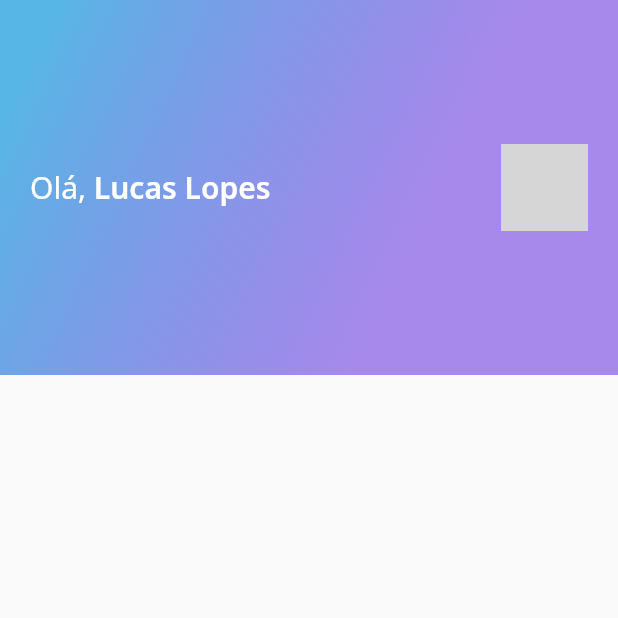
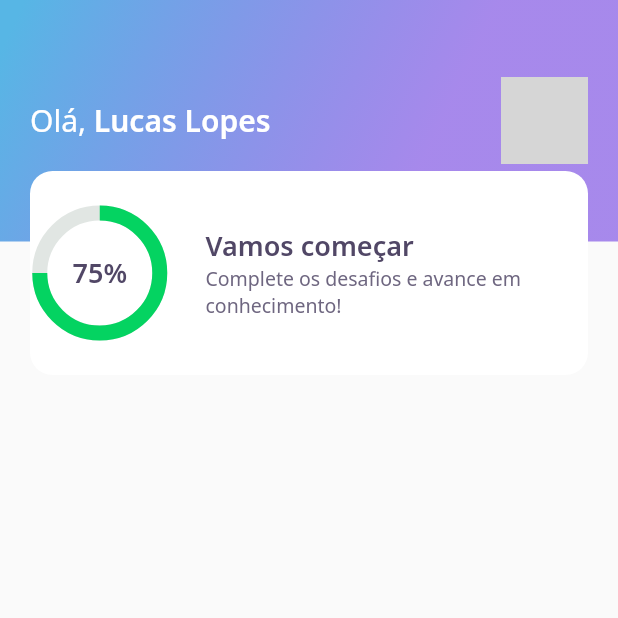
Before and after one commit to lucaslopesx/DevQuiz-Flutter-NLW5, a Flutter app: the screen it shows after launch, on a phone screen of 412 x 824 dp, the top half of it. Run offline on Flutter 3.47's test engine with Material 2 defaults, Android fonts, the phone set to English and light mode, and no system bars; our stand-ins replace google_fonts; network calls fail; grey boxes are pictures that could not be loaded.

Commit message:
COMMIT score_widget

```diff
--- a/devquiz/lib/home/widgets/appbar/app_bar_widgets.dart
+++ b/devquiz/lib/home/widgets/appbar/app_bar_widgets.dart
@@ -1,6 +1,7 @@
 import 'package:devquiz/core/app_gradients.dart';
 import 'package:devquiz/core/app_images.dart';
 import 'package:devquiz/core/app_text_styles.dart';
+import 'package:devquiz/home/widgets/score_card/score_card_widget.dart';
 import 'package:flutter/material.dart';
 
 class AppBarWidget extends PreferredSize {
@@ -9,11 +10,15 @@ class AppBarWidget extends PreferredSize {
           preferredSize: Size.fromHeight(250),
           child: Container(
             height: 250,
+            child: Stack(
+              children: [
+                Container(
+                  height: 161,
+                  padding: const EdgeInsets.symmetric(horizontal: 20),
+                  width: double.maxFinite,
                   decoration: BoxDecoration(
                     gradient: AppGradients.linear,
                   ),
-            child: Padding(
-              padding: const EdgeInsets.symmetric(horizontal: 20),
                   child: Row(
                     mainAxisAlignment: MainAxisAlignment.spaceBetween,
                     children: [
@@ -40,6 +45,9 @@ class AppBarWidget extends PreferredSize {
                     ],
                   ),
                 ),
+                Align(alignment: Alignment(0.0, 1.0), child: ScoreCardWidget())
+              ],
+            ),
           ),
         );
 }
--- /dev/null
+++ b/devquiz/lib/home/widgets/chart/chart_widget.dart
@@ -0,0 +1,35 @@
+import 'package:devquiz/core/app_colors.dart';
+import 'package:devquiz/core/app_text_styles.dart';
+import 'package:flutter/material.dart';
+
+class ChartWidget extends StatelessWidget {
+  @override
+  Widget build(BuildContext context) {
+    return Container(
+      height: 80,
+      width: 80,
+      child: Stack(
+        children: [
+          Center(
+            child: Container(
+              height: 80,
+              width: 80,
+              child: CircularProgressIndicator(
+                strokeWidth: 10,
+                value: .75,
+                backgroundColor: AppColors.chartSecondary,
+                valueColor: AlwaysStoppedAnimation(AppColors.chartPrimary),
+              ),
+            ),
+          ),
+          Center(
+            child: Text(
+              "75%",
+              style: AppTextStyles.heading,
+            ),
+          )
+        ],
+      ),
+    );
+  }
+}
--- /dev/null
+++ b/devquiz/lib/home/widgets/score_card/score_card_widget.dart
@@ -0,0 +1,49 @@
+import 'package:devquiz/core/app_colors.dart';
+import 'package:devquiz/core/app_text_styles.dart';
+import 'package:devquiz/home/widgets/chart/chart_widget.dart';
+import 'package:flutter/material.dart';
+
+class ScoreCardWidget extends StatelessWidget {
+  @override
+  Widget build(BuildContext context) {
+    return Padding(
+      padding: const EdgeInsets.only(right: 20, left: 20),
+      child: Container(
+        height: 136,
+        decoration: BoxDecoration(
+          color: AppColors.white,
+          borderRadius: BorderRadius.circular(15),
+        ),
+        child: Row(
+          crossAxisAlignment: CrossAxisAlignment.center,
+          children: [
+            Expanded(
+              flex: 1,
+              child: ChartWidget(),
+            ),
+            Expanded(
+              flex: 3,
+              child: Padding(
+                padding: const EdgeInsets.only(left: 24),
+                child: Column(
+                  crossAxisAlignment: CrossAxisAlignment.start,
+                  mainAxisAlignment: MainAxisAlignment.center,
+                  children: [
+                    Text(
+                      "Vamos começar",
+                      style: AppTextStyles.heading,
+                    ),
+                    Text(
+                      "Complete os desafios e avance em conhecimento!",
+                      style: AppTextStyles.body,
+                    )
+                  ],
+                ),
+              ),
+            )
+          ],
+        ),
+      ),
+    );
+  }
+}
```
Lines whose indentation alone changed are shown as unchanged.
